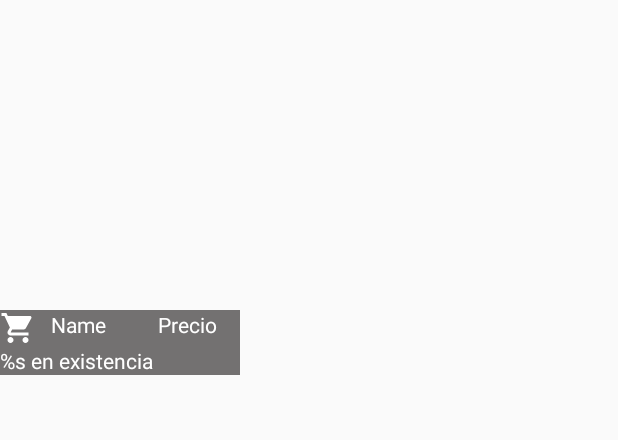
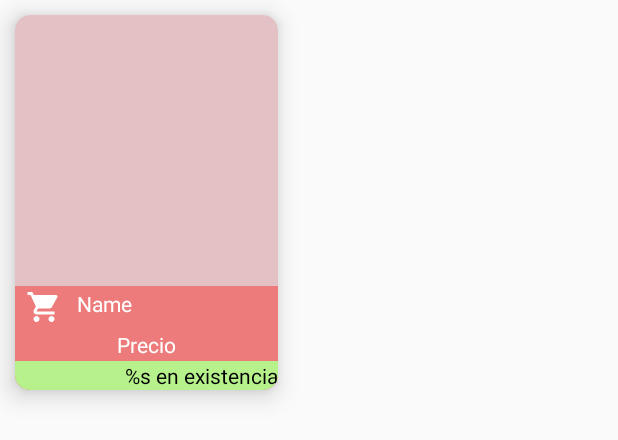
Before and after one commit to dalvik31/ReportsGo, an Android app: the layout item_product_gridview.xml on its own in the app's theme, with its tools: preview values and no code run, on a phone screen of 412 x 824 dp. Shown: the top 440 px of the screen. Run offline under Robolectric (Android 15) with nearby library versions, the phone set to English and light mode, and no system bars.

Commit message:
cambio de listView a gridView en lista de productos

```diff
--- a/app/src/main/res/layout/item_product.xml
+++ b/app/src/main/res/layout/item_product.xml
@@ -107,7 +107,7 @@
         android:layout_gravity="end"
         android:layout_toStartOf="@+id/btn_detail"
         app:srcCompat="@drawable/ic_vector_modify"
-        android:visibility="gone"/>
+        android:visibility="visible"/>
       <ImageView
         android:id="@+id/btn_detail"
         android:layout_width="?attr/actionBarSize"
--- a/app/src/main/res/layout/item_product_gridview.xml
+++ b/app/src/main/res/layout/item_product_gridview.xml
@@ -1,9 +1,16 @@
 <?xml version="1.0" encoding="utf-8"?>
-<LinearLayout
+<androidx.cardview.widget.CardView
 xmlns:android="http://schemas.android.com/apk/res/android"
-android:layout_width="160dp"
-android:layout_height="wrap_content"
-android:orientation="vertical">
+    xmlns:card_view="http://schemas.android.com/apk/res-auto"
+    android:id="@+id/card_product"
+    android:layout_width="175dp"
+    android:layout_height="wrap_content"
+    android:orientation="vertical"
+    card_view:cardCornerRadius="10dp"
+    card_view:cardElevation="10dp"
+    card_view:cardBackgroundColor="#E3C1C4"
+    android:layout_margin="10dp"
+    >
 
     <RelativeLayout
         android:layout_width="match_parent"
@@ -12,50 +19,59 @@ android:orientation="vertical">
     <ImageView
         android:id="@+id/img_product"
         android:layout_width="match_parent"
-        android:layout_height="250dp"/>
+        android:layout_height="250dp"
+        android:scaleType="centerCrop"/>
 
        <LinearLayout
            android:layout_width="match_parent"
            android:layout_height="wrap_content"
            android:orientation="vertical"
            android:layout_alignBottom="@+id/img_product"
-           android:background="#D5595757"
+           android:background="#D5F16D6D"
            >
-           <LinearLayout
-               android:layout_width="match_parent"
-               android:layout_height="wrap_content"
-               android:orientation="horizontal"
-               android:weightSum="1">
         <TextView
             android:id="@+id/lbl_product_name"
-            android:layout_weight=".7"
             android:layout_width="wrap_content"
             android:layout_height="wrap_content"
+            android:layout_marginStart="5dp"
             android:textColor="@color/colorWhite"
+            android:maxLines="2"
             android:drawableStart="@drawable/ic_vector_products"
+            android:padding="2dp"
             android:drawablePadding="10dp"
             android:text="Name"
             />
                <TextView
-                   android:layout_width="wrap_content"
+                   android:id="@+id/lbl_product_price"
+                   android:layout_width="match_parent"
                    android:layout_height="wrap_content"
-                   android:layout_weight=".3"
                    android:text="Precio"
+                   android:gravity="center"
+                   android:padding="1dp"
                    android:textColor="@color/colorWhite"/>
 
-           </LinearLayout>
+
 
            <TextView
                android:id="@+id/txt_product_stock"
                android:layout_width="match_parent"
                android:layout_height="wrap_content"
                android:text="@string/lbl_stock_product"
-               android:textColor="@color/colorWhite"
+               android:background="@color/background_txt_product_stock"
+               android:textColor="@color/colorAccent"
+               android:gravity="end"
                />
 
 
        </LinearLayout>
 
+        <View
+            android:id="@+id/background_stock_empty"
+            android:layout_width="match_parent"
+            android:layout_height="match_parent"
+            android:visibility="gone"
+            android:background="@color/colorWhiteTransparent"/>
+
     </RelativeLayout>
 
-</LinearLayout>
+</androidx.cardview.widget.CardView>
--- a/app/src/main/res/values/colors.xml
+++ b/app/src/main/res/values/colors.xml
@@ -13,6 +13,8 @@
   <color name="colorPrimaryDarkTransparent">#80570000</color>
   <color name="colorGray">#9E9E9E</color>
   <color name="background_view">#BDBDBD</color>
+  <color name="background_txt_product_stock">#B6F18B</color>
+
 
   <color name="colorFacebook">#3b5998</color>
   <color name="colorTwitter">#00acee</color>
```
Also changed, not shown: app/src/main/java/com/epacheco/reports/view/productsView/productsView/AdapterProducts.java (+5 -5 lines), app/src/main/java/com/epacheco/reports/view/productsView/productsView/ProductViewClass.java (+19 -16 lines), app/src/main/res/layout/activity_product_view_class.xml (+3 -4 lines).
